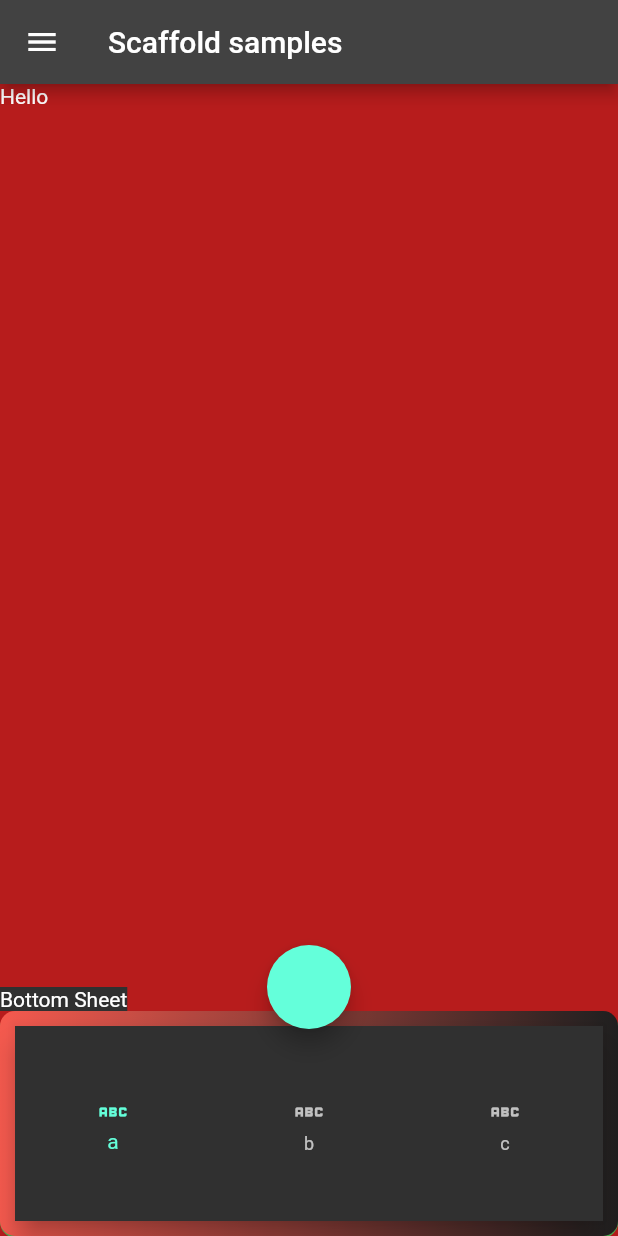
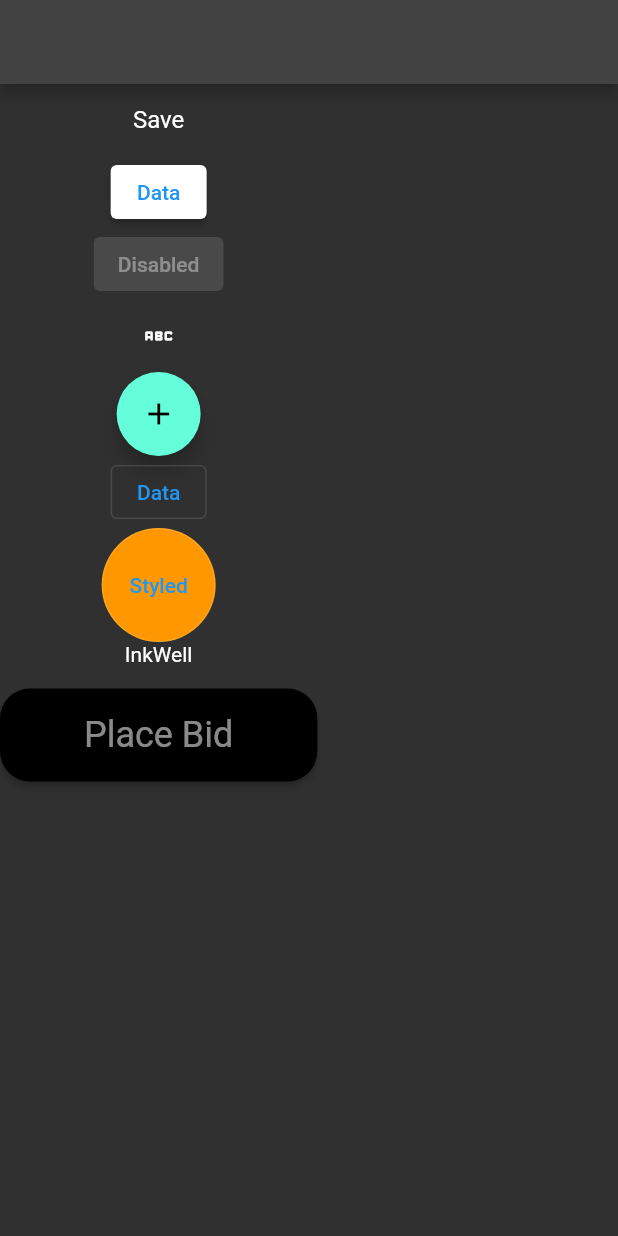
Before and after one commit to YunusEmreAkyildiz/flutter_learn_vb, a Flutter app: the screen it shows after launch, on a phone screen of 412 x 824 dp. Run offline on Flutter 3.47's test engine with Material 2 defaults, Android fonts, the light colour scheme and no system bars.

Commit message:
Added button_learn

```diff
--- /dev/null
+++ b/lib/101/button_learn.dart
@@ -0,0 +1,88 @@
+import 'package:flutter/material.dart';
+
+// When we style the text of a button -> Text('', style: ),
+// When we style the button -> ..Button(style: )
+// There are 2 ways of styling a button -> ButtonStyle (MaterialStateProperty) and OutlinedButton,
+// We prefer to use OutlinedButton but with ButtonStyle we can customize the button.
+// Every button presents ..Button.icon(icon: ,label: ) which means there will be a button with a text next to an icon
+
+class ButtonLearn extends StatelessWidget {
+  const ButtonLearn({super.key});
+
+  @override
+  Widget build(BuildContext context) {
+    return Scaffold(
+      appBar: AppBar(),
+      body: Column(
+        children: [
+          TextButton(
+              onPressed: () {},
+              child: Text(
+                'Save',
+                style: Theme.of(context).textTheme.subtitle1,
+              )),
+          ElevatedButton(
+            onPressed: () {},
+            child: const Text(
+              'Data',
+              style: TextStyle(color: Colors.blue),
+            ),
+            style: ButtonStyle(
+              backgroundColor: MaterialStateProperty.resolveWith(
+                (states) {
+                  if (states.contains(MaterialState.pressed)) {
+                    return Colors.green;
+                  }
+                  return Colors.white;
+                },
+              ),
+            ),
+          ),
+          const ElevatedButton(
+              onPressed: null,
+              child: Text(
+                  'Disabled')), // We can make a button disable by this way.
+          IconButton(onPressed: () {}, icon: const Icon(Icons.abc_rounded)),
+          FloatingActionButton(onPressed: () {}, child: const Icon(Icons.add)),
+          OutlinedButton(onPressed: () {}, child: const Text('Data')),
+          OutlinedButton(
+            onPressed: () {},
+            child: const Text('Styled'),
+            style: OutlinedButton.styleFrom(
+              backgroundColor: Colors.orange,
+              shape: const CircleBorder(),
+              padding: const EdgeInsets.all(30),
+            ),
+          ),
+          InkWell(
+              onTap: () {},
+              child: const Text(
+                  'InkWell')), // When we want a button with no padding and style etc.
+          const SizedBox(height: 15),
+          // Let's say we need a button that has a Text with padding inside.
+          // Instead of sizing it according to the screen, we can add Padding,
+          // This way, we won't need to use generic size.
+          ElevatedButton(
+            onPressed: () {},
+            style: ElevatedButton.styleFrom(
+              backgroundColor: Colors.black,
+              shape: RoundedRectangleBorder(
+                  borderRadius: BorderRadius.circular(20)),
+            ),
+            child: Padding(
+              padding: const EdgeInsets.only(
+                  top: 17, bottom: 17, right: 40, left: 40),
+              child: Text(
+                'Place Bid',
+                style: Theme.of(context)
+                    .textTheme
+                    .headline5
+                    ?.copyWith(color: Colors.white54),
+              ),
+            ),
+          ),
+        ],
+      ),
+    );
+  }
+}
--- a/lib/main.dart
+++ b/lib/main.dart
@@ -1,7 +1,8 @@
 import 'package:flutter/material.dart';
-import 'package:flutter_vb_1/101/container_size_box_learn.dart';
-import 'package:flutter_vb_1/101/scaffold_learn.dart';
-import 'package:flutter_vb_1/101/text_learn_view.dart';
+import 'package:flutter_vb_1/101/button_learn.dart'; // 4
+import 'package:flutter_vb_1/101/container_size_box_learn.dart'; // 2
+import 'package:flutter_vb_1/101/scaffold_learn.dart'; // 3
+import 'package:flutter_vb_1/101/text_learn_view.dart'; // 1
 
 void main() {
   runApp(const MyApp());
@@ -16,7 +17,7 @@ class MyApp extends StatelessWidget {
       title:
           'Flutter MaterialApp Title', // It will be displayed when the app being put in the background
       theme: ThemeData.dark(),
-      home: ScaffoldLearnView(),
+      home: ButtonLearn(),
     );
   }
 }
```
